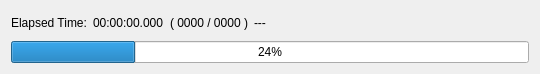
Old version of the form cvsaddincontroller/src/cvsaddincontroller/view/cvsprogressdialog.ui in the repository shoderico/AccessCvs.
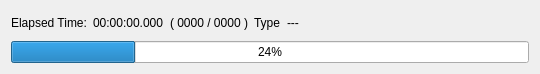
New version of the form.

Commit message: Add object type name label and update progress helper for object type changes

```diff
--- a/cvsaddincontroller/src/cvsaddincontroller/view/cvsprogressdialog.ui
+++ b/cvsaddincontroller/src/cvsaddincontroller/view/cvsprogressdialog.ui
@@ -39,6 +39,13 @@
          </property>
         </widget>
        </item>
+       <item>
+        <widget class="QLabel" name="objectTypeNameLabel">
+         <property name="text">
+          <string>Type</string>
+         </property>
+        </widget>
+       </item>
        <item>
         <widget class="QLabel" name="processTypeNameLabel">
          <property name="text">
```
The commit also changes 32 other files.
